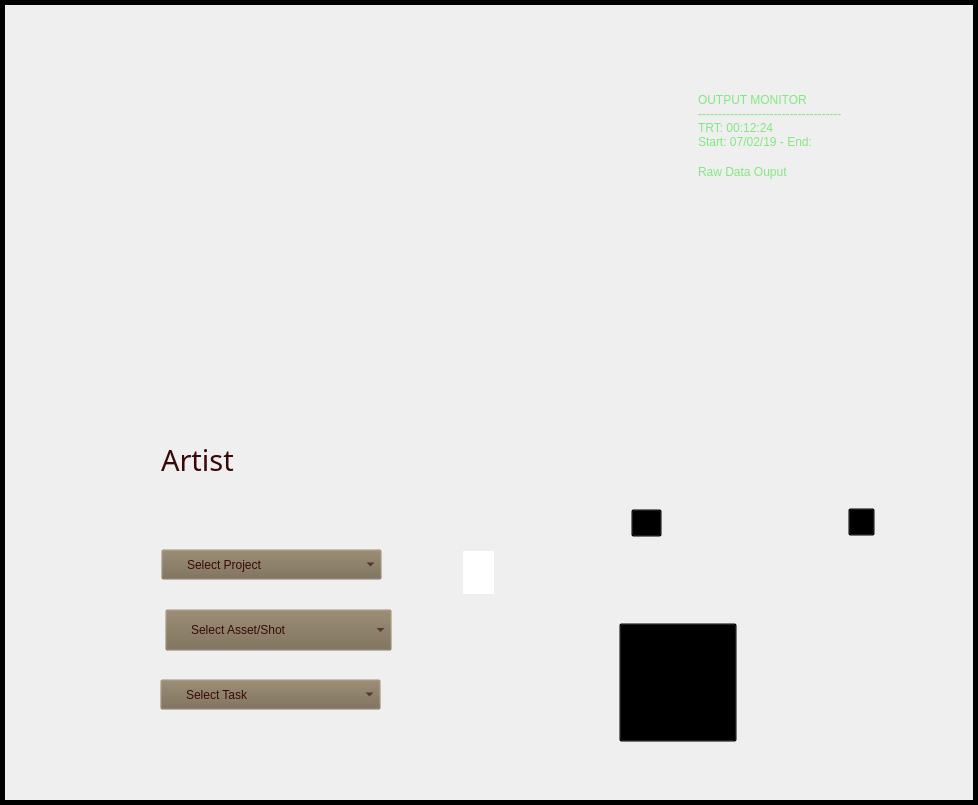
This is Python/Utilities/time_lord/ui/time_lord_clock.ui in SleepDeprivedVFX/t_sheets_listener as Qt 5 draws it before an edit. The edited form follows.
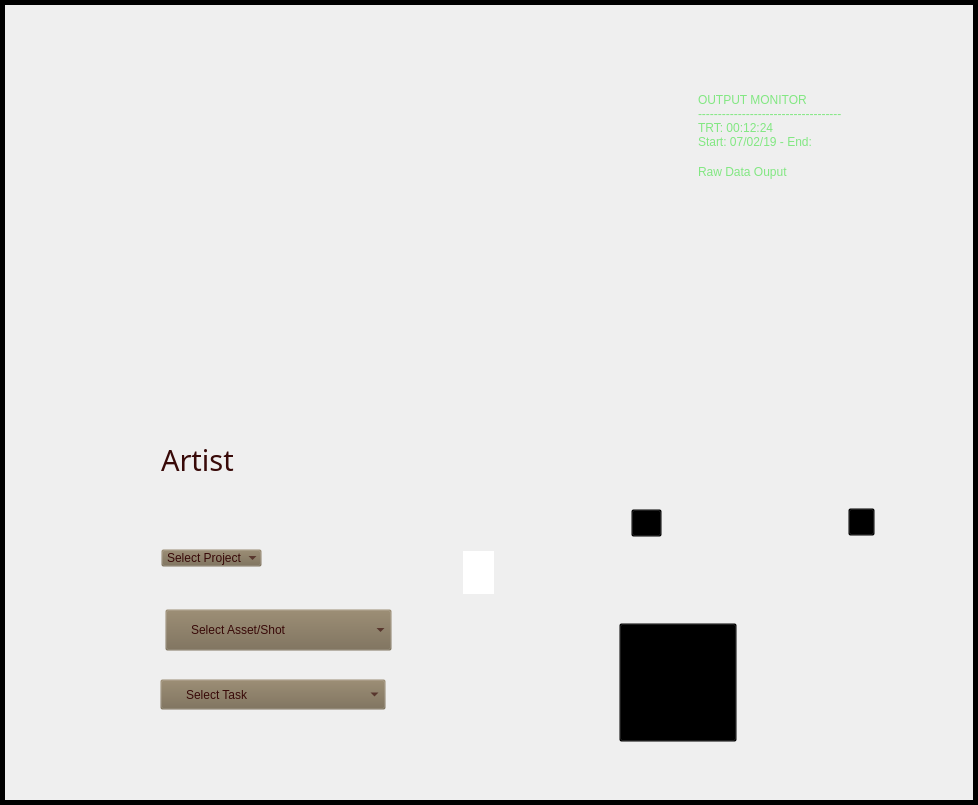
This is the edited form. Icons and pictures are not drawn.

Commit message: I found an irritating bug with the tasks setup. They don't work right.  Also, Switching with error-checks still clocks you out, instead of just rejecting the button push.

```diff
--- a/Python/Utilities/time_lord/ui/time_lord_clock.ui
+++ b/Python/Utilities/time_lord/ui/time_lord_clock.ui
@@ -651,7 +651,7 @@
       <rect>
        <x>160</x>
        <y>679</y>
-       <width>221</width>
+       <width>226</width>
        <height>31</height>
       </rect>
      </property>
@@ -677,27 +677,33 @@
       <rect>
        <x>161</x>
        <y>549</y>
-       <width>221</width>
-       <height>31</height>
+       <width>224</width>
+       <height>28</height>
       </rect>
      </property>
+     <property name="autoFillBackground">
+      <bool>false</bool>
+     </property>
      <property name="styleSheet">
-      <string notr="true">background-image: url(:/backgrounds/elements/project_bg.png);
-image: url(:/backgrounds/elements/project_bar.png);
-padding-left: 25px;
-subcontrol-origin: padding;
-subcontrol-position: top right;
-font: 16pt &quot;Calisto MT&quot;;
-color: rgb(56, 9, 8);
+      <string notr="true">border-image: url(:/backgrounds/elements/project_bar.png);
+padding-left: 5px;
 background-repeat: none;
 background-color: rgba(118, 104, 79, 0);
+font: 16pt &quot;Calisto MT&quot;;
+color: rgb(56, 9, 8);
 selection-background-color: rgba(118, 104, 79, 0);</string>
      </property>
      <property name="editable">
       <bool>false</bool>
      </property>
+     <property name="insertPolicy">
+      <enum>QComboBox::InsertAlphabetically</enum>
+     </property>
+     <property name="sizeAdjustPolicy">
+      <enum>QComboBox::AdjustToContents</enum>
+     </property>
      <property name="frame">
-      <bool>true</bool>
+      <bool>false</bool>
      </property>
      <item>
       <property name="text">
@@ -812,10 +818,10 @@
     <widget class="QLabel" name="day_meter">
      <property name="geometry">
       <rect>
-       <x>331</x>
-       <y>103</y>
-       <width>136</width>
-       <height>84</height>
+       <x>304</x>
+       <y>78</y>
+       <width>192</width>
+       <height>192</height>
       </rect>
      </property>
      <property name="styleSheet">
@@ -828,16 +834,16 @@
       <pixmap resource="resources/time_lord_resources.qrc">:/dial hands/elements/meter_1_needle.png</pixmap>
      </property>
      <property name="alignment">
-      <set>Qt::AlignBottom|Qt::AlignHCenter</set>
+      <set>Qt::AlignCenter</set>
      </property>
     </widget>
     <widget class="QLabel" name="week_meter">
      <property name="geometry">
       <rect>
-       <x>507</x>
-       <y>103</y>
-       <width>136</width>
-       <height>82</height>
+       <x>480</x>
+       <y>107</y>
+       <width>192</width>
+       <height>192</height>
       </rect>
      </property>
      <property name="styleSheet">
@@ -850,7 +856,7 @@
       <pixmap resource="resources/time_lord_resources.qrc">:/dial hands/elements/meter_1_needle.png</pixmap>
      </property>
      <property name="alignment">
-      <set>Qt::AlignBottom|Qt::AlignHCenter</set>
+      <set>Qt::AlignHCenter|Qt::AlignTop</set>
      </property>
     </widget>
     <widget class="QLabel" name="start_clock_minute">
```
Left out of the diff: 68 changed lines with no effect on the pictures. The commit also changes 6 other files.
